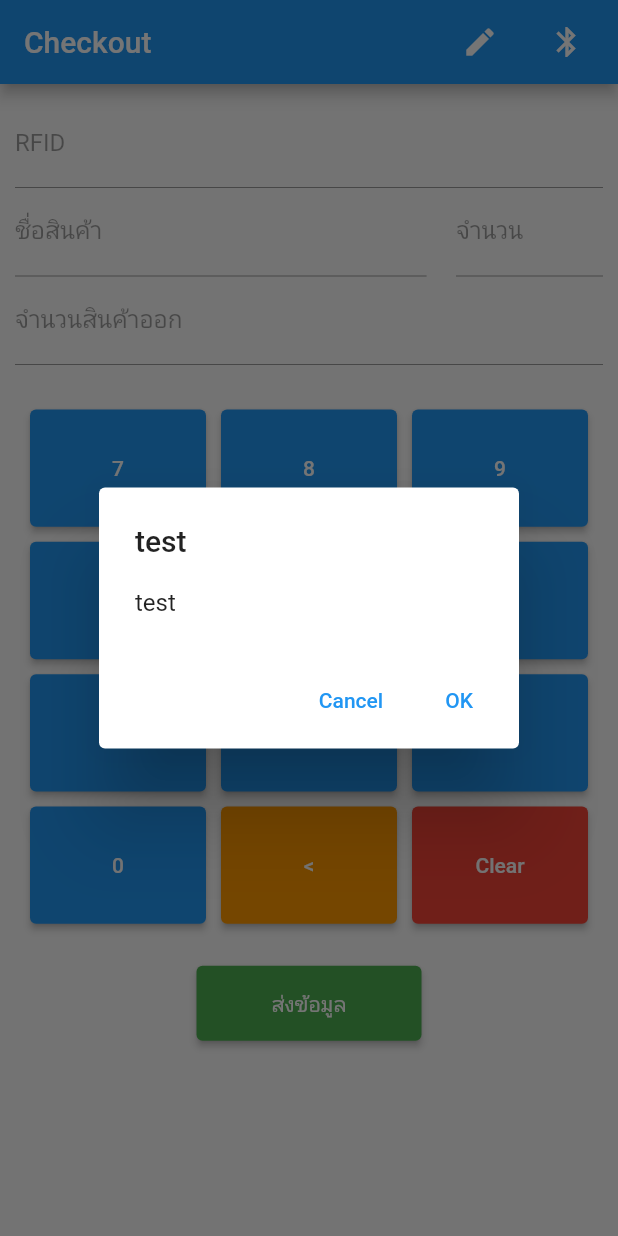
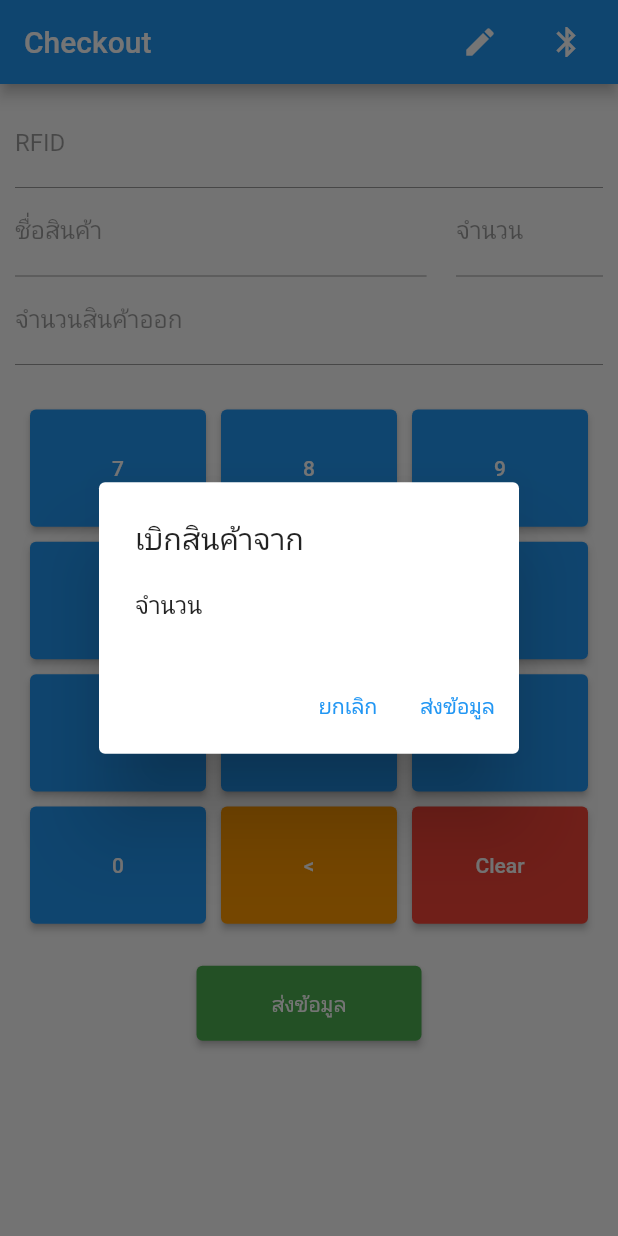
Before and after one commit to kira42310/RFID_Checker_Android, a Flutter app: the screen it shows after launch, after a tap on "ส่งข้อมูล", on a phone screen of 412 x 824 dp. Run offline on Flutter 3.47's test engine with Material 2 defaults, Android fonts, the phone set to English and light mode, and no system bars; our stand-ins replace flutter_bluetooth_serial; missing offline and left inert: future_progress_dialog.

Commit message:
Change text in alertDialog

```diff
--- a/lib/modules/checkout.dart
+++ b/lib/modules/checkout.dart
@@ -504,12 +504,12 @@ class _Checkout extends State<Checkout>
     onPressed: () => showDialog(
       context: context,
       builder: ( BuildContext context ) => AlertDialog(
-        title: Text('test'),
-        content: Text('test'),
+        title: Text('เบิกสินค้าจาก ' + productNameTxtctl.text ),
+        content: Text('จำนวน ' + productNameTxtctl.text ),
         actions: [
           TextButton(
-            onPressed: () => Navigator.pop( context, 'Cancel' ),
-            child: Text('Cancel')
+            onPressed: () => Navigator.pop( context, 'ยกเลิก' ),
+            child: Text('ยกเลิก')
           ),
           TextButton(
             onPressed: () async {
@@ -527,14 +527,14 @@ class _Checkout extends State<Checkout>
                 exportQuantityTxtctl.text = '';
                 pallet = null;
                 print( res );
-                Navigator.pop( context, 'OK' );
+                Navigator.pop( context, 'ส่งข้อมูล' );
               }
               else
               {
                 print( 'pls scan again' );
               }
             },
-            child: Text('OK')
+            child: Text('ส่งข้อมูล')
           ),
         ],
       )
@@ -545,16 +545,16 @@ class _Checkout extends State<Checkout>
     style: ElevatedButton.styleFrom(
       primary: Colors.green,
     ),
-    child: Text( 'ส่งข้อมูล' ),
+    child: Text( 'เเก้ไขข้อมูล' ),
     onPressed: () => showDialog(
       context: context,
       builder: ( BuildContext context ) => AlertDialog(
-        title: Text('test'),
-        content: Text('test'),
+        title: Text('เเก้ไขจำนวนสินค้าของ ' + productNameTxtctl.text ),
+        content: Text('จำนวน ' + exportQuantityTxtctl.text ),
         actions: [
           TextButton(
-            onPressed: () => Navigator.pop( context, 'Cancel' ),
-            child: Text('Cancel')
+            onPressed: () => Navigator.pop( context, 'ยกเลิก' ),
+            child: Text('ยกเลิก')
           ),
           TextButton(
             onPressed: () {
@@ -567,14 +567,14 @@ class _Checkout extends State<Checkout>
                 // exportQuantityTxtctl.text = '';
                 pallet = null;
                 print( res );
-                Navigator.pop( context, 'OK' );
+                Navigator.pop( context, 'เเก้ไขข้อมูล' );
               }
               else
               {
                 print( 'pls scan again' );
               }
             },
-            child: Text('OK')
+            child: Text( 'เเก้ไขข้อมูล')
           ),
         ],
       )
```
